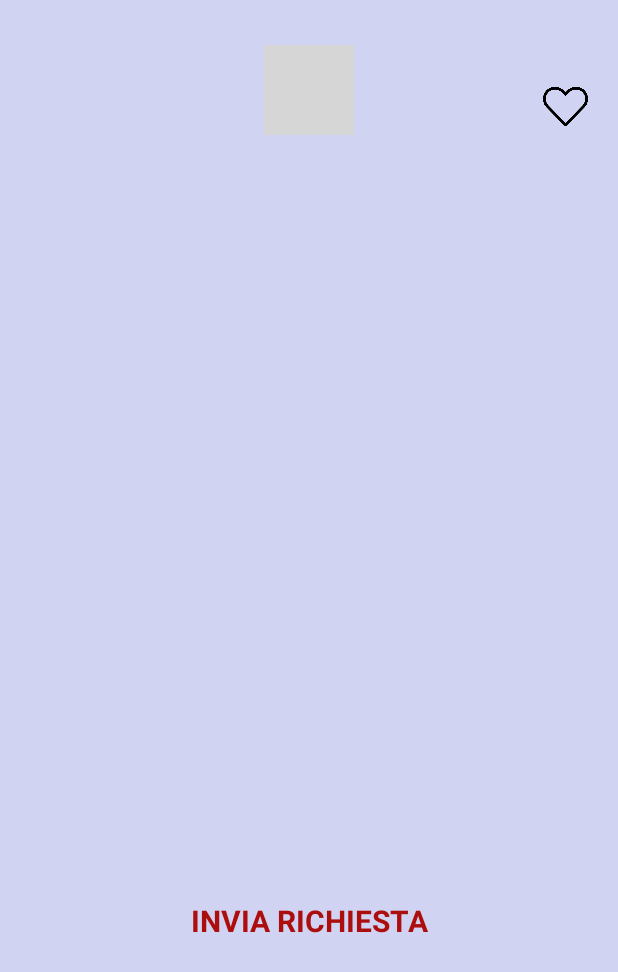
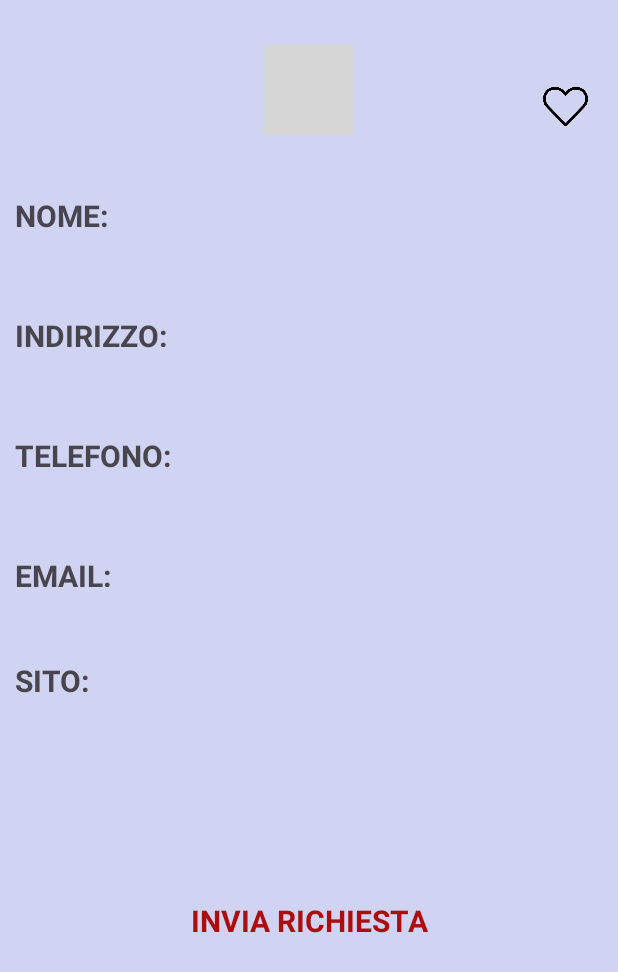
Before and after one commit to SamueBio/Progetto_IS, an Android app: the SpecAll screen opened directly, with no data from a screen before it, on a phone screen of 412 x 824 dp. Shown: the top 972 px of the screen. Run offline under Robolectric (Android 15) with nearby library versions, the phone set to English and light mode, and no system bars; 5 statements that could not run were skipped; grey boxes are pictures that could not be loaded.

Commit message:
commit & push

```diff
--- a/app/src/main/java/com/example/myapplication/Cerca.java
+++ b/app/src/main/java/com/example/myapplication/Cerca.java
@@ -5,6 +5,8 @@ import android.content.Intent;
 import android.os.Bundle;
 import android.view.View;
 import android.view.WindowManager;
+import android.widget.AdapterView;
+import android.widget.ArrayAdapter;
 import android.widget.Button;
 import android.widget.EditText;
 import android.widget.ImageButton;
@@ -501,7 +503,21 @@ public class Cerca extends AppCompatActivity {
                 .asGif()
                 .load(R.drawable.loading)
                 .into(loading);
+
         resultsListView = findViewById(R.id.accommodationListView);
+
+        ArrayAdapter<Accommodation> adapter = new ArrayAdapter<>(
+                this,
+                android.R.layout.simple_list_item_1,
+                resultAcc
+        );
+
+        resultsListView.setAdapter(adapter);
+
+
+
+
+
         cuore = findViewById(R.id.pref);
         call.enqueue(new Callback<ResponseBody>() {
             @Override
@@ -517,6 +533,21 @@ public class Cerca extends AppCompatActivity {
                         adapterAcc = new AccomodationAdapter(Cerca.this, resultAcc);
                         loading.setVisibility(View.GONE);
                         resultsListView.setAdapter(adapterAcc);
+
+                        //VISUALIZZAZIONE PAGINA SPECIFICA ALLOGGIO
+                        resultsListView.setOnItemClickListener(new AdapterView.OnItemClickListener() {
+                            @Override
+                            public void onItemClick(AdapterView<?> parent, View view, int position, long id) {
+                                // Alloggio selezionato dalla lista
+                                Accommodation alloggioSelezionato = resultAcc.get(position);
+                                // Creazione di un Intent
+                                Intent intent=new Intent(Cerca.this, SpecAll.class);
+                                // Passaggio dell'alloggio attraverso l'Intent
+                                intent.putExtra("alloggio", alloggioSelezionato);
+                                // Avvio dell'attività successiva
+                                startActivity(intent);
+                            }
+                        });
 
                     } catch (IOException e) {
                         throw new RuntimeException(e);
@@ -569,12 +600,4 @@ public class Cerca extends AppCompatActivity {
         Intent intent=new Intent(this, Cerca.class);
         startActivity(intent);
     }
-
-    //VISUALIZZAZIONE PAGINA SPECIFICA ALLOGGIO
-    public void specAll(View view){
-        Intent intent=new Intent(this, SpecAll.class);
-        intent.putExtra("nome_alloggio","casa rossa");
-        startActivity(intent);
-    }
-
 }
--- a/app/src/main/java/com/example/myapplication/SpecAll.java
+++ b/app/src/main/java/com/example/myapplication/SpecAll.java
@@ -1,7 +1,10 @@
 package com.example.myapplication;
 
 import android.annotation.SuppressLint;
+import android.content.Context;
 import android.content.Intent;
+import android.graphics.Color;
+import android.net.Uri;
 import android.os.Bundle;
 import android.view.View;
 import android.view.WindowManager;
@@ -13,12 +16,16 @@ import android.widget.TextView;
 
 import androidx.appcompat.app.AppCompatActivity;
 
+import com.example.myapplication.model.Accommodation;
+
 public class SpecAll extends AppCompatActivity {
-    private TextView indirizzoAll;
-    private TextView nomeAll;
+    private TextView indirizzo;
+    private TextView nome;
+    private TextView telefono;
+    private TextView sito;
+    private TextView email;
     private TextView inviaRichiesta;
     private ImageView cuore;
-    private ImageView casa;
 
     @Override
     protected void onCreate(Bundle savedInstanceState) {
@@ -26,11 +33,12 @@ public class SpecAll extends AppCompatActivity {
         getWindow().addFlags(WindowManager.LayoutParams.FLAG_FULLSCREEN);
         setContentView(R.layout.alloggio);
 
-
         cuore = findViewById(R.id.pref);
-        casa = findViewById(R.id.home);
-        nomeAll= findViewById(R.id.nameTextView);
-        indirizzoAll = findViewById(R.id.locationTextView);
+        nome= findViewById(R.id.nameTextView);
+        indirizzo = findViewById(R.id.locationTextView);
+        telefono=findViewById(R.id.telefono2);
+        email=findViewById(R.id.email2);
+        sito=findViewById(R.id.sito2);
         inviaRichiesta = findViewById(R.id.inviaRichiesta);
 
         inviaRichiesta.setOnClickListener(new View.OnClickListener(){
@@ -39,24 +47,17 @@ public class SpecAll extends AppCompatActivity {
             }
         });
 
-       /* Intent intent = getIntent();
-        String messaggio = intent.getStringExtra("nome_alloggio");
-        nomeAll.setText(messaggio);*/
-
+        Intent intent = getIntent();
+        Accommodation acc = (Accommodation) intent.getSerializableExtra("alloggio");
+        nome.setText(acc.getName());
+        indirizzo.setText(acc.getAddress()+", "+acc.getInterno()+" "+acc.getCap()+" "+acc.getTown());
+        telefono.setText(acc.getTelephone());
+        email.setText(acc.getEmail());
+        sito.setText(acc.getWebsite());
     }
 
     public void inviaRic(View view){
         Intent intent=new Intent(this, InviaRichiesta.class);
         startActivity(intent);
     }
-
-    public void openLogin(){
-        Intent intent=new Intent(this, Login.class);
-        startActivity(intent);
-    }
-
-    public void openSearch(){
-        Intent intent=new Intent(this, Cerca.class);
-        startActivity(intent);
-    }
 }
--- a/app/src/main/java/com/example/myapplication/model/Accommodation.java
+++ b/app/src/main/java/com/example/myapplication/model/Accommodation.java
@@ -4,6 +4,7 @@ import com.google.gson.Gson;
 import com.google.gson.JsonObject;
 import com.google.gson.reflect.TypeToken;
 
+import java.io.Serializable;
 import java.lang.reflect.Type;
 import java.util.ArrayList;
 import java.util.Date;
@@ -11,7 +12,7 @@ import java.util.List;
 
 import kotlin.collections.ArrayDeque;
 
-public class Accommodation {
+public class Accommodation implements Serializable {
     private Integer id;
     private String name;
     private String address;
--- a/app/src/main/res/layout/alloggio.xml
+++ b/app/src/main/res/layout/alloggio.xml
@@ -6,25 +6,97 @@
     android:layout_height="match_parent"
     android:background="@color/bg">
 
+    <TextView
+        android:id="@+id/back2"
+        android:layout_width="wrap_content"
+        android:layout_height="wrap_content"
+        android:layout_marginLeft="10dp"
+        android:layout_marginTop="130dp"
+        android:text="NOME: "
+        android:textSize="20sp"
+        android:textStyle="bold" />
+    <TextView
+        android:id="@+id/nameTextView"
+        android:layout_width="wrap_content"
+        android:layout_height="wrap_content"
+        android:layout_marginTop="130dp"
+        android:layout_marginLeft="100dp"
+        android:textSize="20sp"/>
+
 
     <TextView
-        android:id="@+id/nameTextView"
-        android:layout_width="267dp"
-        android:layout_height="38dp"
-        android:layout_marginTop="150dp"
-        android:layout_centerHorizontal="true"
-        android:textSize="18sp"
+        android:id="@+id/indirizzo"
+        android:layout_width="wrap_content"
+        android:layout_height="wrap_content"
+        android:layout_marginLeft="10dp"
+        android:layout_marginTop="210dp"
+        android:text="INDIRIZZO: "
+        android:textSize="20sp"
         android:textStyle="bold" />
+    <TextView
+        android:id="@+id/locationTextView"
+        android:layout_width="wrap_content"
+        android:layout_height="wrap_content"
+        android:layout_marginLeft="130dp"
+        android:layout_marginTop="210dp"
+        android:textSize="20sp"/>
 
     <TextView
-        android:id="@+id/locationTextView"
-        android:layout_width="244dp"
-        android:layout_height="24dp"
-        android:layout_centerHorizontal="true"
+        android:id="@+id/telefono"
+        android:layout_width="wrap_content"
+        android:layout_height="wrap_content"
+        android:layout_marginLeft="10dp"
+        android:layout_marginTop="290dp"
+        android:text="TELEFONO: "
+        android:textSize="20sp"
+        android:textStyle="bold" />
+    <TextView
+        android:id="@+id/telefono2"
+        android:layout_width="wrap_content"
+        android:layout_height="wrap_content"
+        android:layout_marginLeft="130dp"
+        android:layout_marginTop="290dp"
+        android:textSize="20sp"
+        android:autoLink="phone"/>
+
+
+    <TextView
+        android:id="@+id/email"
+        android:layout_width="wrap_content"
+        android:layout_height="wrap_content"
+        android:layout_marginLeft="10dp"
+        android:layout_marginTop="370dp"
+        android:text="EMAIL: "
+        android:textSize="20sp"
+        android:textStyle="bold" />
+    <TextView
+        android:id="@+id/email2"
+        android:layout_width="wrap_content"
+        android:layout_height="wrap_content"
         android:layout_marginLeft="100dp"
-        android:layout_marginTop="220dp"
-        android:textSize="18sp"
-        android:textStyle="italic" />
+        android:layout_marginTop="370dp"
+        android:textSize="20sp"
+        android:autoLink="email"/>
+
+
+
+    <TextView
+        android:id="@+id/sito"
+        android:layout_width="wrap_content"
+        android:layout_height="wrap_content"
+        android:layout_marginLeft="10dp"
+        android:layout_marginTop="440dp"
+        android:text="SITO: "
+        android:textSize="20sp"
+        android:textStyle="bold" />
+    <TextView
+        android:id="@+id/sito2"
+        android:layout_width="wrap_content"
+        android:layout_height="wrap_content"
+        android:layout_marginLeft="90dp"
+        android:layout_marginTop="440dp"
+        android:textSize="20sp"
+        android:autoLink="web"/>
 
     <ImageView
         android:id="@+id/home"
--- a/app/src/main/res/layout/cerca4.xml
+++ b/app/src/main/res/layout/cerca4.xml
@@ -16,7 +16,7 @@
         android:layout_marginTop="12dp"
         android:textSize="18sp"
         android:textStyle="bold"
-        android:onClick="specAll"/>
+        />
 
     <TextView
         android:id="@+id/locationTextView"
```
